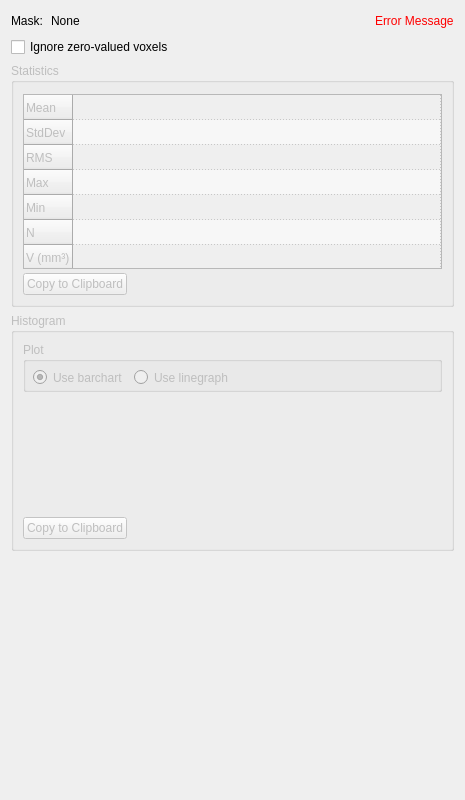
MITK/MITK, file Plugins/org.mitk.gui.qt.measurementtoolbox/src/internal/QmitkImageStatisticsViewControls.ui: the form before one commit.
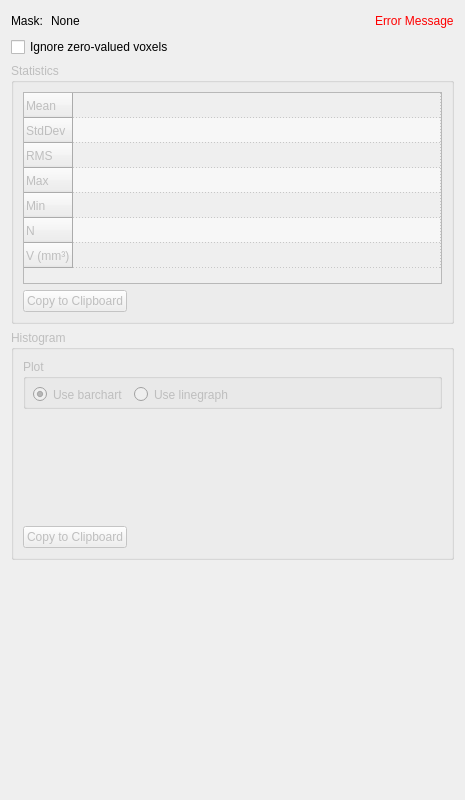
The form after the commit. Custom widgets are drawn as their Qt base class.

```diff
--- a/Plugins/org.mitk.gui.qt.measurementtoolbox/src/internal/QmitkImageStatisticsViewControls.ui
+++ b/Plugins/org.mitk.gui.qt.measurementtoolbox/src/internal/QmitkImageStatisticsViewControls.ui
@@ -106,13 +106,13 @@
         <property name="minimumSize">
          <size>
           <width>100</width>
-          <height>175</height>
+          <height>180</height>
          </size>
         </property>
         <property name="maximumSize">
          <size>
           <width>16777215</width>
-          <height>170</height>
+          <height>16777215</height>
          </size>
         </property>
         <property name="verticalScrollBarPolicy">
@@ -136,6 +136,9 @@
         <property name="cornerButtonEnabled">
          <bool>false</bool>
         </property>
+        <property name="rowCount">
+         <number>7</number>
+        </property>
         <attribute name="horizontalHeaderVisible">
          <bool>false</bool>
         </attribute>
@@ -212,7 +215,7 @@
         </row>
         <column>
          <property name="text">
-          <string>Component 1</string>
+          <string>0</string>
          </property>
         </column>
        </widget>
```
